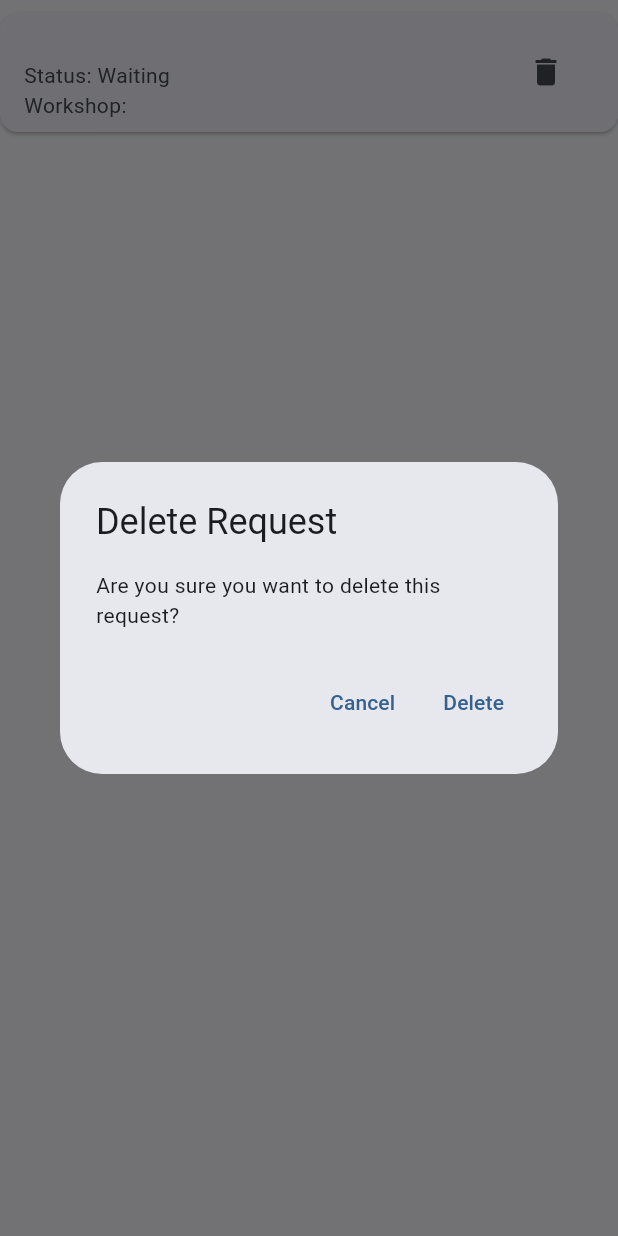
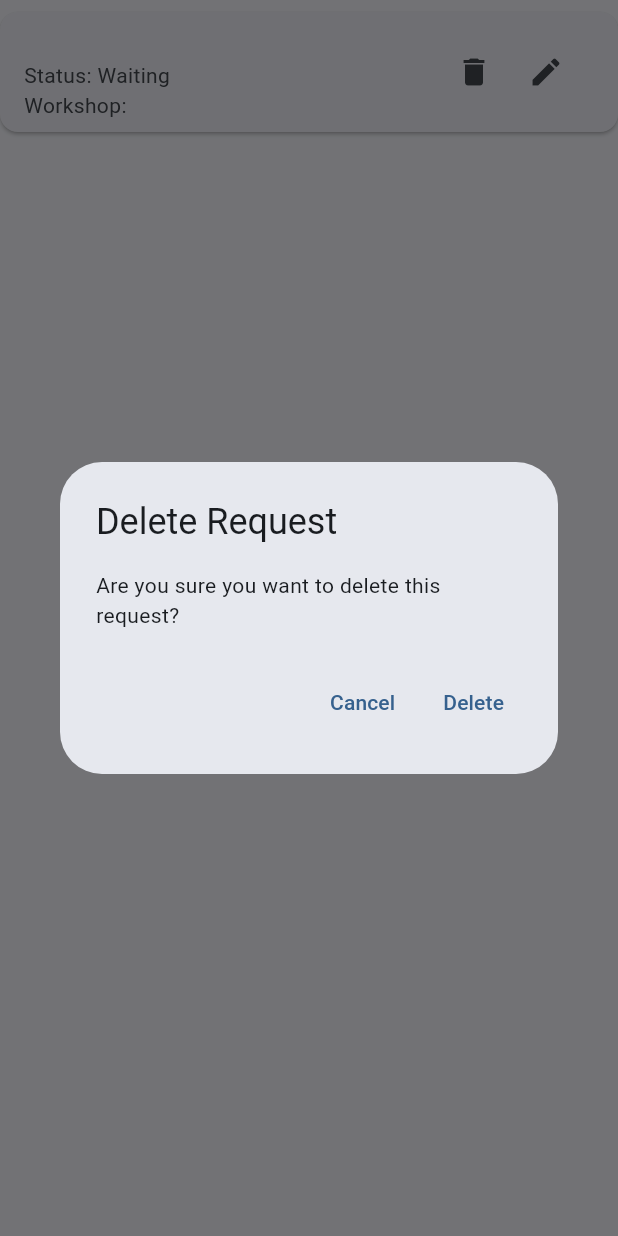
Before and after one commit to AndreFerreira5/pitfix, a Flutter app: the RequestCard widget shown alone on an empty page, opened directly with empty values, after a tap on the "delete" icon, on a phone screen of 412 x 824 dp. Run offline on Flutter 3.47's test engine with Material 3 defaults, Android fonts, the phone set to English and light mode, and no system bars; our stand-ins replace flutter_secure_storage, get, iconsax; missing offline and left inert: paseto; accounts and stored records are empty.

Commit message:
small update manager request page

```diff
--- a/frontend/lib/src/repository/assistance_request_repository.dart
+++ b/frontend/lib/src/repository/assistance_request_repository.dart
@@ -105,4 +105,6 @@ class AssistanceRequestRepository {
       throw Exception('Failed to delete assistance request');
     }
   }
+
+
 }
--- a/frontend/lib/src/ui/manager_requests.dart
+++ b/frontend/lib/src/ui/manager_requests.dart
@@ -132,6 +132,17 @@ class _ManagerRequestsState extends State<ManagerRequests> {
           return RequestCard(
             request: request,
             onDelete: _deleteRequest,
+            onEdit: () async {
+              // Navigate to the edit screen with the selected request
+              await Navigator.push(
+                context,
+                MaterialPageRoute(
+                  builder: (context) => EditRequestScreen(request: request), //TODO edit_request page
+                ),
+              );
+              // After editing, reload the requests (you might want to optimize this)
+              initAsync();
+            },
           );
         },
       ),
@@ -139,12 +150,18 @@ class _ManagerRequestsState extends State<ManagerRequests> {
   }
 }
 
-// Card widget to display individual requests
+// Card widget to display individual requests with an edit button
 class RequestCard extends StatelessWidget {
   final AssistanceRequest request;
   final Function(String) onDelete;
+  final VoidCallback onEdit;  // Added onEdit callback
 
-  const RequestCard({required this.request, required this.onDelete, super.key});
+  const RequestCard({
+    required this.request,
+    required this.onDelete,
+    required this.onEdit,
+    super.key,
+  });
 
   @override
   Widget build(BuildContext context) {
@@ -192,6 +209,10 @@ class RequestCard extends StatelessWidget {
                 }
               },
             ),
+            IconButton(
+              icon: const Icon(Icons.edit),
+              onPressed: onEdit,  // Trigger the edit action
+            ),
           ],
         ),
       ),
```
